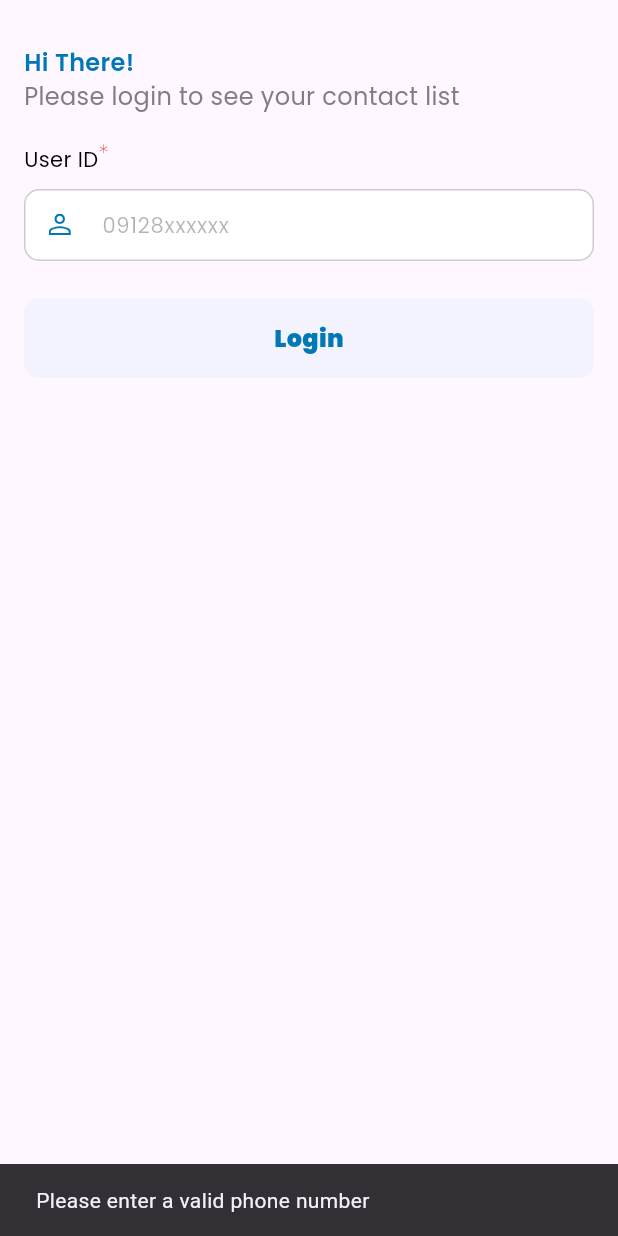
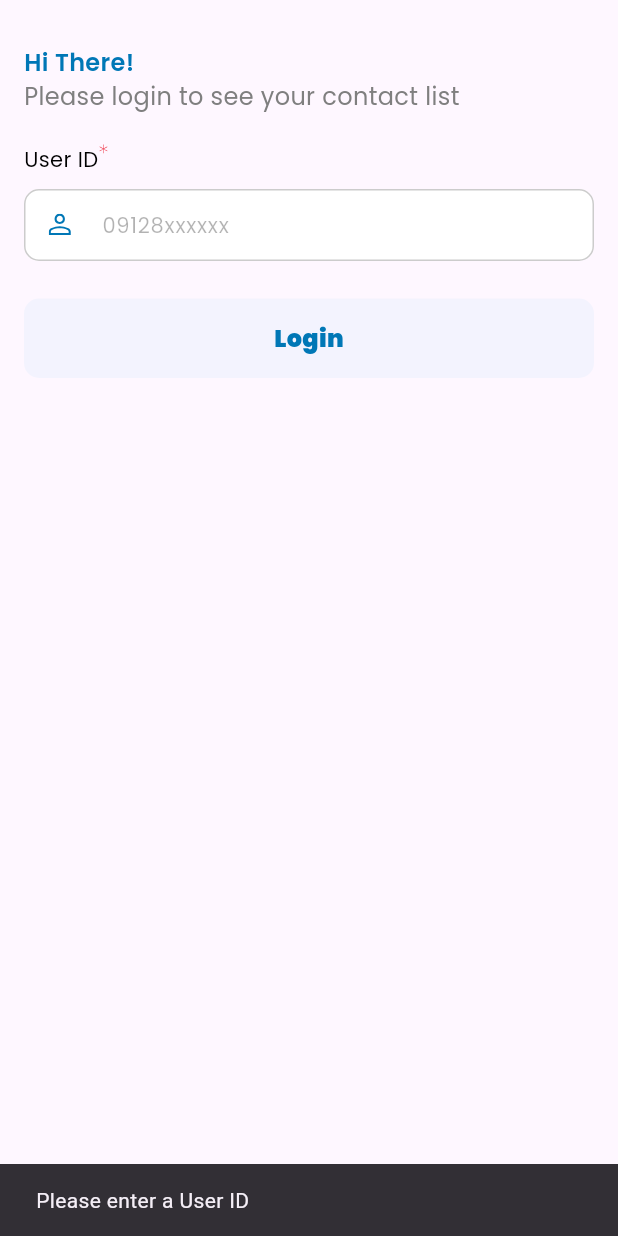
Before and after one commit to raihanArman/flutter_test_contact, a Flutter app: the screen it shows after launch, after a tap on "Login", on a phone screen of 412 x 824 dp. Run offline on Flutter 3.47's test engine with Material 3 defaults, Android fonts, the phone set to English and light mode, and no system bars; our stand-ins replace bloc, equatable, flutter_bloc, flutter_svg, get_it, google_fonts and 2 more; accounts and stored records are empty.

Commit message:
change message error

```diff
--- a/lib/presentation/features/login/login_page.dart
+++ b/lib/presentation/features/login/login_page.dart
@@ -1,6 +1,5 @@
 import 'package:flutter/material.dart';
 import 'package:flutter_bloc/flutter_bloc.dart';
-import 'package:flutter_test_contact/domain/usecase/fetch_contact_usecase.dart';
 import 'package:flutter_test_contact/domain/usecase/get_contact_by_userid_usecase.dart';
 import 'package:flutter_test_contact/domain/usecase/save_session_usecase.dart';
 import 'package:flutter_test_contact/presentation/features/home/home_page.dart';
@@ -82,8 +81,7 @@ class LoginBody extends StatelessWidget {
                         .add(LoginRequested(userId: userId));
                   } else {
                     ScaffoldMessenger.of(context).showSnackBar(
-                      SnackBar(
-                          content: Text("Please enter a valid phone number")),
+                      const SnackBar(content: Text("Please enter a User ID")),
                     );
                   }
                 },
```
